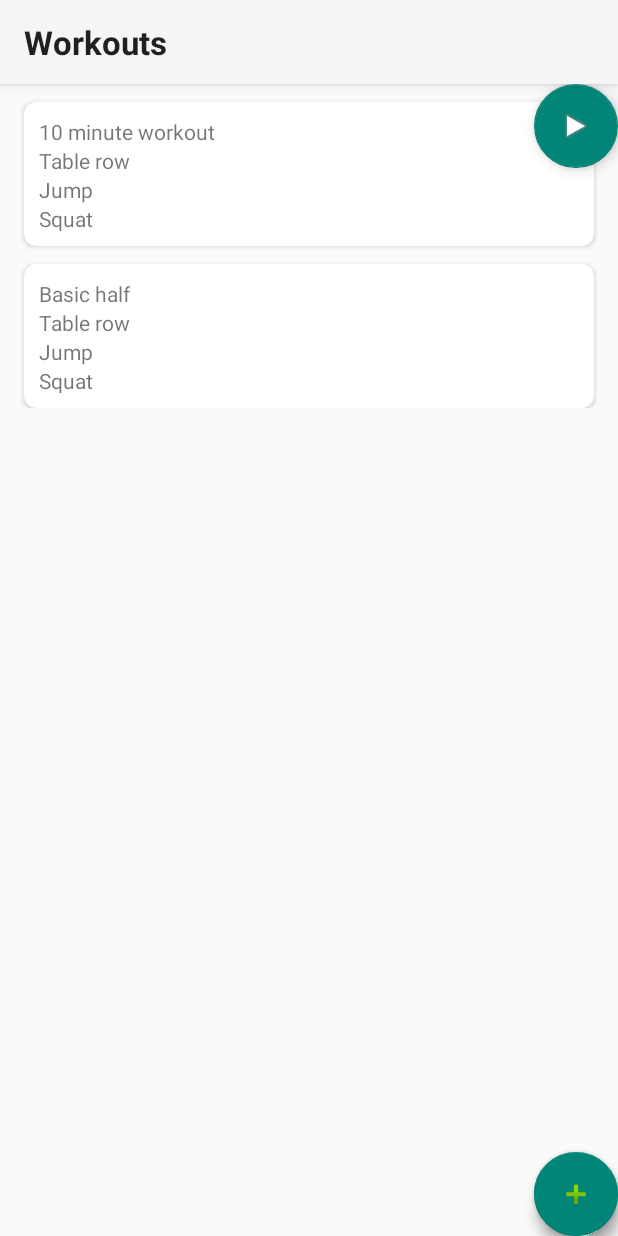
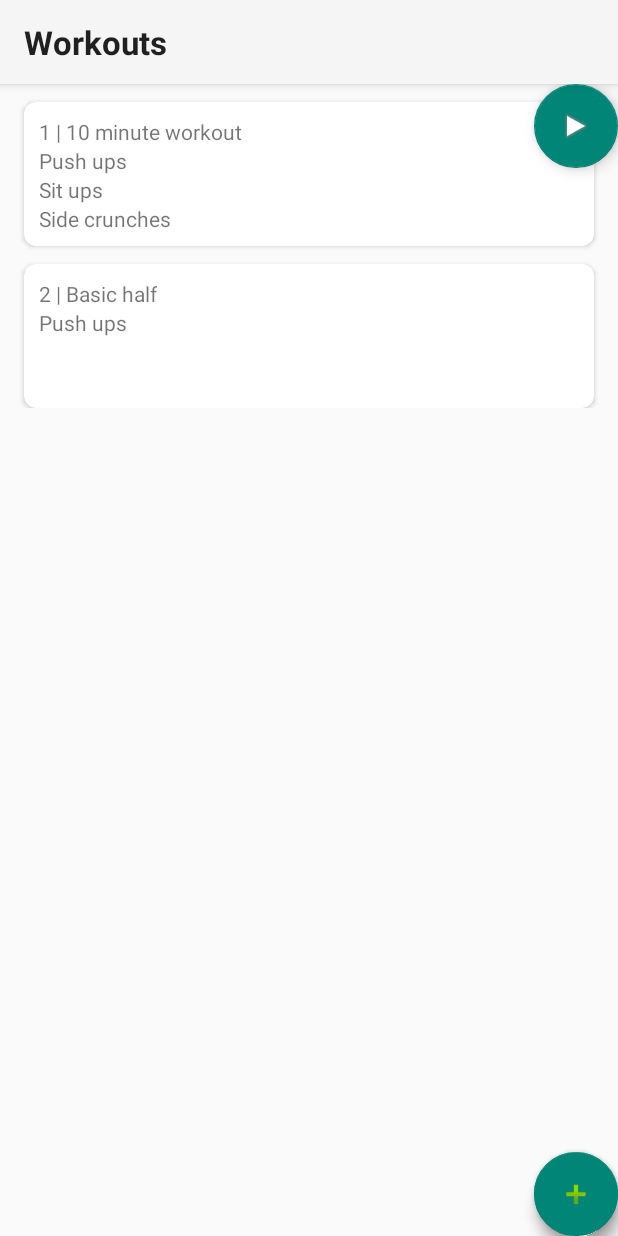
Before and after one commit to SarahCooperDev/FxxkItExercise, an Android app: the screen it shows after launch (MainActivity), on a phone screen of 412 x 824 dp. Run offline under Robolectric (Android 15) with nearby library versions, the phone set to English and light mode, and no system bars.

Commit message:
got the workout exercises loading correctly from the database

```diff
--- a/app/src/main/java/com/example/fxxkit/DBHandler.kt
+++ b/app/src/main/java/com/example/fxxkit/DBHandler.kt
@@ -7,15 +7,18 @@ import android.database.sqlite.SQLiteDatabase
 import android.database.sqlite.SQLiteOpenHelper
 import com.example.fxxkit.DataClass.Exercise
 import com.example.fxxkit.DataClass.Workout
+import com.example.fxxkit.DataClass.WorkoutExercise
 
 class DBHandler(context: Context, name: String?, factory: SQLiteDatabase.CursorFactory?, version: Int):
-    SQLiteOpenHelper(context, DATABASE_NAME, factory, DATABASE_VERSION){
+    SQLiteOpenHelper(context, DATABASE_NAME, factory, CURRENT_DATABASE_VERSION){
 
     var dbNeedsRefresh = true;
 
     companion object{
-        private val DATABASE_VERSION = 1
+        private val CURRENT_DATABASE_VERSION = 2
+        private val NEW_DATABASE_VERSION = 3
         private val DATABASE_NAME = "exerciseDB.db"
+
         val TABLE_EXERCISES = "exercise"
         val TABLE_WORKOUTS = "workout"
         val TABLE_WORKOUT_EXERCISE = "workout_exercise"
@@ -33,7 +36,7 @@ class DBHandler(context: Context, name: String?, factory: SQLiteDatabase.CursorF
         val CREATE_WORKOUT_TABLE = ("CREATE TABLE " + TABLE_WORKOUTS +
                 "(" + COLUMN_ID + " INTEGER PRIMARY KEY," + COLUMN_WORKOUTNAME + " TEXT)")
         val CREATE_WORKOUT_EXERCISE_TABLE = ("CREATE TABLE " + TABLE_WORKOUT_EXERCISE +
-                "(" + COLUMN_ID + "INTEGER PRIMARY KEY," + COLUMN_WORKOUT + " INTEGER," + COLUMN_EXERCISE + " INTEGER)")
+                "(" + COLUMN_ID + " INTEGER PRIMARY KEY," + COLUMN_WORKOUT + " INTEGER," + COLUMN_EXERCISE + " INTEGER)")
 
         db.execSQL(CREATE_EXERCISE_TABLE)
         db.execSQL(CREATE_WORKOUT_TABLE)
@@ -66,19 +69,21 @@ class DBHandler(context: Context, name: String?, factory: SQLiteDatabase.CursorF
         val workoutList: ArrayList<Workout>? = getAllWorkouts()
 
         if(workoutList != null && workoutList.size > 0){
-            for(i in 0 ..1) {
             if(exerciseList != null && exerciseList.size > 0){
                 if(exerciseList.size >= 3){
                     for(j in 0..2){
-                            addExerciseToWorkout(workoutList[i], exerciseList[j])
+                        addExerciseToWorkout(workoutList[0], exerciseList[j])
                     }
+                    addExerciseToWorkout(workoutList[1], exerciseList[0])
                 } else {
                     for(j in exerciseList.indices){
-                            addExerciseToWorkout(workoutList[i], exerciseList[j])
+                        addExerciseToWorkout(workoutList[0], exerciseList[j])
+                        addExerciseToWorkout(workoutList[1], exerciseList[0])
                     }
                 }
             }
-            }
+
+
         }
     }
 
@@ -92,7 +97,7 @@ class DBHandler(context: Context, name: String?, factory: SQLiteDatabase.CursorF
 
     fun initialiseDatabase(){
         val dbold = this.writableDatabase
-        onUpgrade(dbold, 1, 1)
+        onUpgrade(dbold, CURRENT_DATABASE_VERSION, NEW_DATABASE_VERSION)
 
         addInitialExercises()
         addInitialWorkouts()
@@ -118,7 +123,7 @@ class DBHandler(context: Context, name: String?, factory: SQLiteDatabase.CursorF
         values.put(COLUMN_WORKOUT, workout.id)
         values.put(COLUMN_EXERCISE, exercise.id)
 
-        db.insert(TABLE_WORKOUT_EXERCISE, null, values)
+        val newId = db.insert(TABLE_WORKOUT_EXERCISE, null, values)
         db.close()
     }
 
@@ -135,7 +140,7 @@ class DBHandler(context: Context, name: String?, factory: SQLiteDatabase.CursorF
     fun findExercise(exerciseName: String): Exercise?{
         val query = "SELECT * FROM $TABLE_EXERCISES WHERE $COLUMN_EXERCISENAME = \"$exerciseName\""
 
-        val db = this.writableDatabase
+        val db = this.readableDatabase
         val cursor = db.rawQuery(query, null)
         var exercise: Exercise? = null
 
@@ -176,18 +181,19 @@ class DBHandler(context: Context, name: String?, factory: SQLiteDatabase.CursorF
 
     @SuppressLint("Range")
     fun findAllWorkoutExercises(workout: Workout): Workout{
-        if(workout.id != 0) {
-            val query = "SELECT * FROM $TABLE_WORKOUT_EXERCISE WHERE $COLUMN_WORKOUT = \"$workout.id\""
+        if(workout.id >= 0) {
+            val query = "SELECT * FROM $TABLE_WORKOUT_EXERCISE WHERE $COLUMN_WORKOUT=" + workout.id.toString()
 
             val db = this.readableDatabase
             val cursor = db.rawQuery(query, null)
 
-            var exerciseIds: ArrayList<Int>? = ArrayList<Int>()
             var id: Int = -1
             var exerciseId: Int = -1
 
             if(cursor.moveToFirst()){
+                cursor.moveToFirst()
                 do{
+                    println("Cursor moving line")
                     id = cursor.getInt(cursor.getColumnIndex(COLUMN_ID))
                     exerciseId = cursor.getInt(cursor.getColumnIndex(COLUMN_EXERCISE))
 
@@ -202,6 +208,8 @@ class DBHandler(context: Context, name: String?, factory: SQLiteDatabase.CursorF
                 cursor.close()
             }
         }
+
+        println("DB size is: " + workout.exercises.size)
 
         return workout
     }
@@ -233,6 +241,37 @@ class DBHandler(context: Context, name: String?, factory: SQLiteDatabase.CursorF
             } while(cursor.moveToNext())
         }
         return exerciseList
+    }
+
+    @SuppressLint("Range")
+    fun getAllWorkoutExercises(): ArrayList<WorkoutExercise>?{
+        val workExList: ArrayList<WorkoutExercise> = ArrayList<WorkoutExercise>()
+
+        val query = "SELECT * FROM $TABLE_WORKOUT_EXERCISE"
+
+        val db = this.readableDatabase
+        val cursor = db.rawQuery(query, null)
+
+        var id: Int
+        var workoutId: Int
+        var exerciseId: Int
+
+        if(cursor.moveToFirst()){
+            cursor.moveToFirst()
+            do{
+                id = cursor.getInt(cursor.getColumnIndex(COLUMN_ID))
+                workoutId = cursor.getInt(cursor.getColumnIndex(COLUMN_WORKOUT))
+                exerciseId = cursor.getInt(cursor.getColumnIndex(COLUMN_EXERCISE))
+
+                val workEx = WorkoutExercise(id, workoutId, exerciseId)
+                workExList.add(workEx)
+            } while(cursor.moveToNext())
+        }
+
+        for(wx in workExList){
+            println("Id: " + wx.id.toString() + ", Workout: " + wx.workoutId.toString() + ", Exercise: " + wx.exerciseId.toString())
+        }
+        return workExList
     }
 
     @SuppressLint("Range")
--- a/app/src/main/java/com/example/fxxkit/DataClass/Workout.kt
+++ b/app/src/main/java/com/example/fxxkit/DataClass/Workout.kt
@@ -1,7 +1,7 @@
 package com.example.fxxkit.DataClass
 
 class Workout {
-    var id: Int = 0
+    var id: Int = -1
     var workoutName: String? = null
     var exercises: ArrayList<Exercise> = ArrayList<Exercise>()
 
@@ -30,4 +30,5 @@ class Workout {
     public fun addExercise(exercise: Exercise){
         exercises.add(exercise)
     }
+
 }
--- /dev/null
+++ b/app/src/main/java/com/example/fxxkit/DataClass/WorkoutExercise.kt
@@ -0,0 +1,13 @@
+package com.example.fxxkit.DataClass
+
+class WorkoutExercise(){
+    var id: Int = -1
+    var workoutId: Int = -1
+    var exerciseId: Int = -1
+
+    constructor(id: Int, workoutId: Int, exerciseId: Int) : this() {
+        this.id = id
+        this.workoutId = workoutId
+        this.exerciseId = exerciseId
+    }
+}
--- a/app/src/main/java/com/example/fxxkit/Fragment/WorkoutListFragment.kt
+++ b/app/src/main/java/com/example/fxxkit/Fragment/WorkoutListFragment.kt
@@ -8,6 +8,8 @@ import androidx.fragment.app.Fragment
 import androidx.recyclerview.widget.LinearLayoutManager
 import androidx.recyclerview.widget.RecyclerView
 import com.example.fxxkit.DBHandler
+import com.example.fxxkit.DataClass.Exercise
+import com.example.fxxkit.DataClass.WorkoutExercise
 import com.example.fxxkit.R
 import com.example.fxxkit.ViewHolder.WorkoutListAdapter
 import com.example.fxxkit.ViewModel.WorkoutViewModel
@@ -51,11 +53,11 @@ class WorkoutListFragment : Fragment() {
 
         if(workouts != null && workouts.size > 0){
             for(workout in workouts){
-                workoutList.add(WorkoutViewModel(workout.workoutName))
+                workoutList.add(WorkoutViewModel(workout.id, workout.workoutName, workout.exercises))
             }
+        }
 
-            println("Workouts successfully loaded")
-        }
+        val workEx = dbHandler.getAllWorkoutExercises()
     }
 
     private fun setCellSize(){
--- a/app/src/main/java/com/example/fxxkit/ViewHolder/WorkoutListViewHolder.kt
+++ b/app/src/main/java/com/example/fxxkit/ViewHolder/WorkoutListViewHolder.kt
@@ -19,17 +19,8 @@ class WorkoutListAdapter(private val eList: List<WorkoutViewModel>) :   Recycler
     private var expandedSize = ArrayList<Int>()
     private var workList = eList
 
-    private var dummyData = ArrayList<String>()
-
     override fun onCreateViewHolder(parent: ViewGroup, viewType: Int): WorkoutListViewHolder {
         setCellSize()
-        dummyData.add("Jump")
-        dummyData.add("Squat")
-        dummyData.add("Push")
-        dummyData.add("Wriggle")
-        dummyData.add("Writh")
-        dummyData.add("Lay down")
-        dummyData.add("Sleep")
 
         val viewLayout = LayoutInflater.from(parent.context).inflate(
             R.layout.workout_row_item, parent, false)
@@ -38,41 +29,36 @@ class WorkoutListAdapter(private val eList: List<WorkoutViewModel>) :   Recycler
 
     override fun onBindViewHolder(holder: WorkoutListViewHolder, position: Int) {
         val currentWorkout = eList[position]
+        holder.workout_id.text = currentWorkout.id.toString()
         holder.workout_name.text = currentWorkout.name
 
         var table = holder.exercise_tbl
 
-        for(ex in dummyData){
+        for(ex in currentWorkout.exercises!!){
             val context = holder.exercise_tbl.context
             var row: TableRow = TableRow(context)
             var txtView: TextView = TextView(context)
 
-            txtView.setText(ex)
+            txtView.setText(ex.exerciseName)
             row.addView(txtView)
             table.addView(row)
         }
 
         holder.workout_row.setOnClickListener{
+            var lineHeight = holder.workout_name.height
+            println("Line height is " + lineHeight)
+            var totalHeight = lineHeight * currentWorkout.exercises.size
+
             if(holder.exercise_tbl.visibility == View.VISIBLE){
                 holder.exercise_tbl.visibility = View.GONE
-                holder.workout_row.layoutParams.height = (holder.workout_row.height - 500)
+                if(holder.workout_row.layoutParams.height - totalHeight > 10){
+                    holder.workout_row.layoutParams.height = (holder.workout_row.height - totalHeight)
+                }
             } else if(holder.exercise_tbl.visibility == View.GONE){
                 holder.exercise_tbl.visibility = View.VISIBLE
-                holder.workout_row.layoutParams.height = (holder.workout_row.height + 500)
+                holder.workout_row.layoutParams.height = (holder.workout_row.height + totalHeight)
             }
         }
-
-
-
-        /***holder.workout_name.setOnClickListener{ view ->
-            if(expandedSize[position] == 0){
-                holder.exercise_name.layoutParams.height = 30
-                expandedSize[position] = holder.exercise_name.layoutParams.height
-            } else {
-                holder.exercise_name.layoutParams.height = 0
-                expandedSize[position] = holder.exercise_name.layoutParams.height
-            }
-        }***/
     }
 
     override fun getItemCount(): Int {
@@ -83,6 +69,7 @@ class WorkoutListAdapter(private val eList: List<WorkoutViewModel>) :   Recycler
         val workout_name: TextView = itemView.findViewById(R.id.workout_name_txt)
         val workout_row: CardView = itemView.findViewById(R.id.workout_row_item)
         val exercise_tbl: TableLayout = itemView.findViewById(R.id.exercise_tbl)
+        val workout_id: TextView = itemView.findViewById(R.id.workout_id_txt)
     }
 
     fun setCellSize(){
--- a/app/src/main/java/com/example/fxxkit/ViewModel/WorkoutViewModel.kt
+++ b/app/src/main/java/com/example/fxxkit/ViewModel/WorkoutViewModel.kt
@@ -1,3 +1,5 @@
 package com.example.fxxkit.ViewModel
 
-data class WorkoutViewModel(val name: String?)
+import com.example.fxxkit.DataClass.Exercise
+
+data class WorkoutViewModel(val id: Int?, val name: String?, val exercises: ArrayList<Exercise>?)
--- a/app/src/main/res/layout/workout_row_item.xml
+++ b/app/src/main/res/layout/workout_row_item.xml
@@ -20,22 +20,30 @@
             android:layout_width="match_parent"
             android:layout_height="wrap_content">
             <TableRow>
-                <TextView
-                    android:id="@+id/workout_name_txt"
-                    android:layout_width="wrap_content"
-                    android:layout_height="wrap_content"
-                    android:text="Test"/>
+                <LinearLayout
+                    android:orientation="horizontal">
+                    <TextView
+                        android:id="@+id/workout_id_txt"
+                        android:layout_width="wrap_content"
+                        android:layout_height="wrap_content"
+                        android:text="Test"
+                        android:padding="0dp"/>
+                    <TextView
+                        android:layout_width="wrap_content"
+                        android:layout_height="wrap_content"
+                        android:text=" | "/>
+                    <TextView
+                        android:id="@+id/workout_name_txt"
+                        android:layout_width="wrap_content"
+                        android:layout_height="wrap_content"
+                        android:text="Test"/>
+                </LinearLayout>
             </TableRow>
             <TableRow>
                 <TableLayout
                     android:id="@+id/exercise_tbl"
                     android:layout_width="match_parent"
                     android:layout_height="wrap_content">
-                    <TableRow>
-                        <TextView
-                            android:id="@+id/text_txt"
-                            android:text="Table row"/>
-                    </TableRow>
                 </TableLayout>
             </TableRow>
         </TableLayout>
```
Lines whose indentation alone changed are shown as unchanged.
